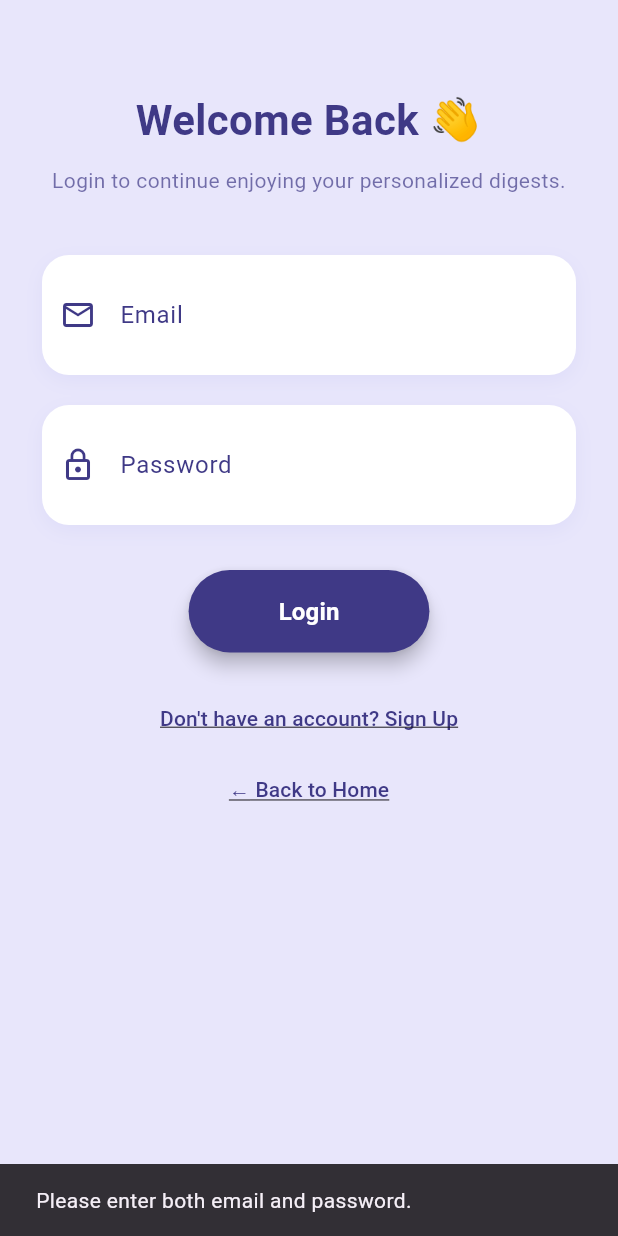
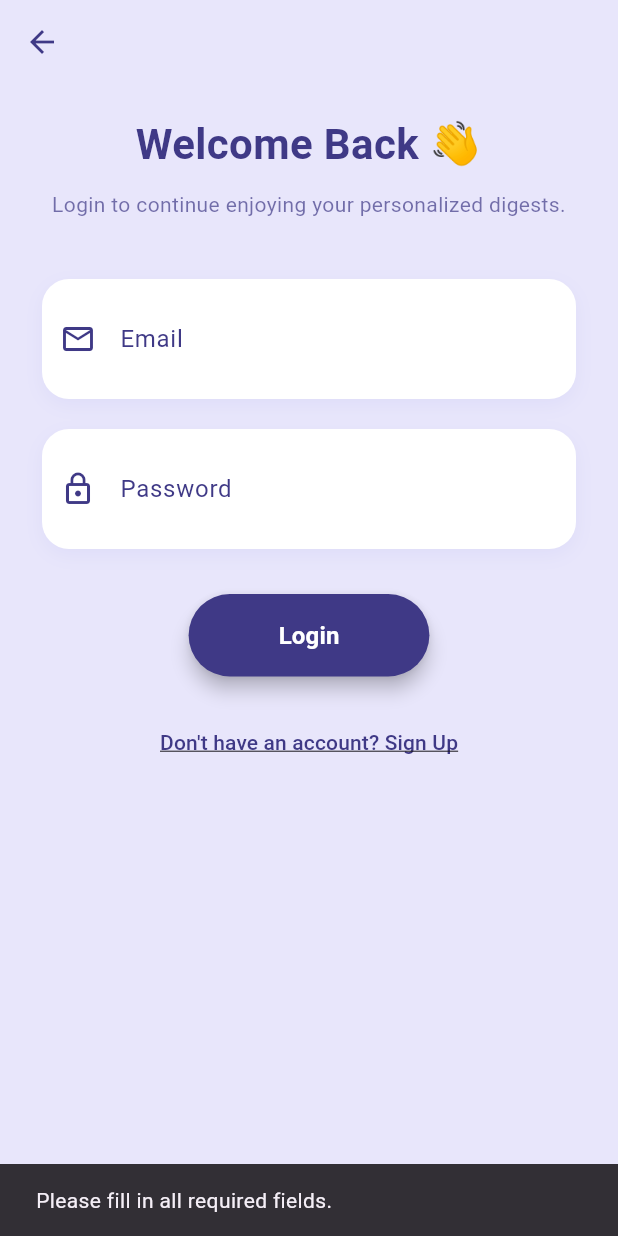
Before and after one commit to prisha8421/newsletter-onedigest, a Flutter app: the screen it shows after launch, after a tap on "Login", on a phone screen of 412 x 824 dp. Run offline on Flutter 3.47's test engine with Material 3 defaults, Android fonts, the phone set to English and light mode, and no system bars; our stand-ins replace cloud_firestore, firebase_auth, firebase_core; accounts and stored records are empty; Roboto replaces fonts that are missing (Poppins, Sans).

Commit message:
second commit

```diff
--- a/lib/main.dart
+++ b/lib/main.dart
@@ -4,14 +4,12 @@ import 'package:firebase_auth/firebase_auth.dart';
 
 import 'firebase_options.dart';
 import 'pages/home_page.dart';
-import 'pages/auth_page.dart';
-
-
+import 'pages/auth_page.dart'; // Ensure AuthPage is properly imported
 
 void main() async {
-  WidgetsFlutterBinding.ensureInitialized();
+  WidgetsFlutterBinding.ensureInitialized(); // Ensures Flutter is properly initialized
   await Firebase.initializeApp(
-    options: DefaultFirebaseOptions.currentPlatform,
+    options: DefaultFirebaseOptions.currentPlatform, // Initializes Firebase
   );
   runApp(const NewsletterApp());
 }
@@ -31,7 +29,7 @@ class NewsletterApp extends StatelessWidget {
           bodyLarge: TextStyle(color: Color(0xFF3F3986)),
         ),
       ),
-      home: const AuthWrapper(), // 👈 Controlled by login state
+      home: const AuthWrapper(), // Controlled by login state
     );
   }
 }
@@ -47,9 +45,9 @@ class AuthWrapper extends StatelessWidget {
         if (snapshot.connectionState == ConnectionState.waiting) {
           return const Center(child: CircularProgressIndicator());
         } else if (snapshot.hasData) {
-          return const HomePage(); // logged in
+          return const HomePage(); // User is logged in
         } else {
-          return const AuthPage(); // not logged in
+          return const AuthPage(); // User is not logged in
         }
       },
     );
--- a/lib/pages/auth_page.dart
+++ b/lib/pages/auth_page.dart
@@ -16,6 +16,7 @@ class _AuthPageState extends State<AuthPage> {
 
   final _emailController = TextEditingController();
   final _passwordController = TextEditingController();
+  final _nicknameController = TextEditingController();
 
   void toggleForm() {
     setState(() {
@@ -27,9 +28,22 @@ class _AuthPageState extends State<AuthPage> {
   Widget build(BuildContext context) {
     return Scaffold(
       backgroundColor: const Color(0xFFE8E6FB),
+      appBar: AppBar(
+        backgroundColor: const Color(0xFFE8E6FB),
+        elevation: 0,
+        leading: IconButton(
+          icon: const Icon(Icons.arrow_back, color: Color(0xFF3F3986)),
+          onPressed: () {
+            Navigator.pushReplacement(
+              context,
+              MaterialPageRoute(builder: (_) => const HomePage()),
+            );
+          },
+        ),
+      ),
       body: SingleChildScrollView(
         child: Padding(
-          padding: const EdgeInsets.symmetric(horizontal: 28, vertical: 60),
+          padding: const EdgeInsets.symmetric(horizontal: 28, vertical: 20),
           child: Column(
             crossAxisAlignment: CrossAxisAlignment.center,
             children: [
@@ -66,16 +80,25 @@ class _AuthPageState extends State<AuthPage> {
                 icon: Icons.lock_outline,
                 obscureText: true,
               ),
+              if (!isLogin) ...[
+                const SizedBox(height: 20),
+                _buildTextField(
+                  controller: _nicknameController,
+                  label: 'Nickname',
+                  icon: Icons.person_outline,
+                ),
+              ],
               const SizedBox(height: 30),
               ElevatedButton(
                 onPressed: () async {
                   final email = _emailController.text.trim();
                   final password = _passwordController.text.trim();
+                  final nickname = _nicknameController.text.trim();
 
-                  if (email.isEmpty || password.isEmpty) {
+                  if (email.isEmpty || password.isEmpty || (!isLogin && nickname.isEmpty)) {
                     ScaffoldMessenger.of(context).showSnackBar(
                       const SnackBar(
-                        content: Text('Please enter both email and password.'),
+                        content: Text('Please fill in all required fields.'),
                       ),
                     );
                     return;
@@ -106,7 +129,8 @@ class _AuthPageState extends State<AuthPage> {
 
                       final user = userCredential.user;
                       if (user != null) {
-                        await UserDetails.saveUserData(user);
+                        await UserDetails.saveUserData(user, nickname);
+
                       }
 
                       ScaffoldMessenger.of(context).showSnackBar(
@@ -161,23 +185,6 @@ class _AuthPageState extends State<AuthPage> {
                   ),
                 ),
               ),
-              TextButton(
-                onPressed: () {
-                  Navigator.pushReplacement(
-                    context,
-                    MaterialPageRoute(builder: (_) => const HomePage()),
-                  );
-                },
-                child: const Text(
-                  '← Back to Home',
-                  style: TextStyle(
-                    color: Color(0xFF3F3986),
-                    decoration: TextDecoration.underline,
-                    fontWeight: FontWeight.w500,
-                    fontSize: 14,
-                  ),
-                ),
-              ),
             ],
           ),
         ),
```
Also changed, not shown: lib/customisations/delivery_page.dart (+8 -6 lines), lib/customisations/summary_page.dart (+23 -21 lines), lib/database/user_details.dart (+3 -7 lines), lib/pages/home_page.dart (+60 -11 lines), lib/pages/profile_page.dart (added, +184 -0 lines), flutter_01.png (added), lib/customisations/language_page.dart (line endings or trailing spaces), lib/firebase_options.dart, 1 other file.
